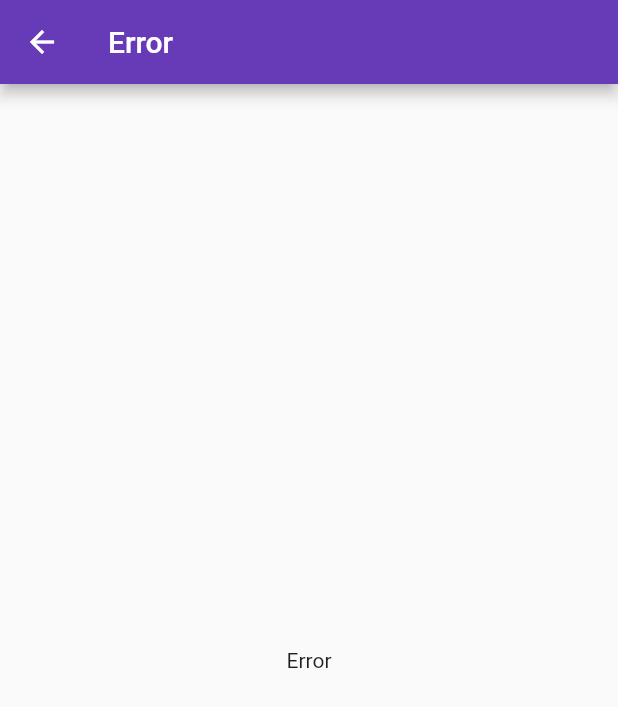
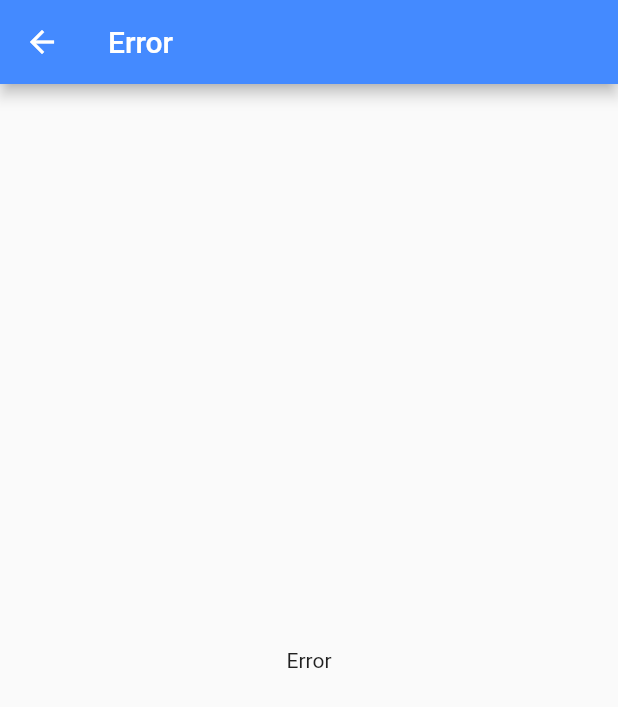
Before and after one commit to smit13192/flutter_app, a Flutter app: the screen it shows after launch, after a tap on "Get help with loggin in.", on a phone screen of 412 x 824 dp. Shown: the top 707 px of the screen. Run offline on Flutter 3.47's test engine with Material 2 defaults, Android fonts, the phone set to English and light mode, and no system bars.

Commit message:
change photo color and change the border and button focus color

```diff
--- a/lib/main.dart
+++ b/lib/main.dart
@@ -55,6 +55,7 @@ class _LoginPageState extends State<LoginPage> {
             Padding(
               padding: const EdgeInsets.symmetric(horizontal: 35, vertical: 10),
               child: TextFormField(
+                keyboardType: TextInputType.text,
                 decoration: const InputDecoration(
                     prefixIcon: Icon(Icons.person),
                     hintText: "Enter Your Name",
@@ -65,8 +66,9 @@ class _LoginPageState extends State<LoginPage> {
             Padding(
               padding: const EdgeInsets.symmetric(horizontal: 35, vertical: 5),
               child: TextFormField(
+                keyboardType: TextInputType.text,
                 decoration: const InputDecoration(
-                    prefixIcon: Icon(Icons.security),
+                    prefixIcon: Icon(Icons.security,),
                     hintText: "Enter Your Password",
                     labelText: "Enter Your Password",
                     border: OutlineInputBorder()),
@@ -80,11 +82,9 @@ class _LoginPageState extends State<LoginPage> {
                       padding: MaterialStateProperty.all(
                           const EdgeInsets.symmetric(vertical: 12)),
                       backgroundColor:
-                          MaterialStateProperty.all(Colors.deepPurple),
+                          MaterialStateProperty.all(Colors.blueAccent),
                       elevation: MaterialStateProperty.all(3)),
-                  onPressed: () {
-                    Navigator.of(context).pushNamed("/Home");
-                  },
+                  onPressed: () => Navigator.of(context).pushNamed("/Home"),
                   child: const Text(
                     "Log In",
                     style: TextStyle(fontSize: 20),
@@ -102,9 +102,7 @@ class _LoginPageState extends State<LoginPage> {
                     "Get help with loggin in.",
                     style: TextStyle(fontSize: 12, fontWeight: FontWeight.bold),
                   ),
-                  onTap: () {
-                    Navigator.of(context).pushNamed("/error");
-                  },
+                  onTap: () => Navigator.of(context).pushNamed("/error"),
                 ),
               ],
             ),
--- a/lib/page/error.dart
+++ b/lib/page/error.dart
@@ -6,7 +6,10 @@ class ErrorPage extends StatelessWidget {
   @override
   Widget build(BuildContext context) {
     return Scaffold(
-      appBar: AppBar(title: const Text("Error"),backgroundColor: Colors.deepPurple,),
+      appBar: AppBar(
+        title: const Text("Error"),
+        backgroundColor: Colors.blueAccent,
+      ),
       body: const Center(
         child: Text("Error"),
       ),
--- a/lib/page/home.dart
+++ b/lib/page/home.dart
@@ -7,7 +7,7 @@ class HomePage extends StatelessWidget {
   Widget build(BuildContext context) {
     return Scaffold(
       appBar: AppBar(
-        backgroundColor: Colors.deepPurple,
+        backgroundColor: Colors.blueAccent,
         title: const Text("Home"),
       ),
       body: const Center(
```
Also changed, not shown: assets/images/working.png.
